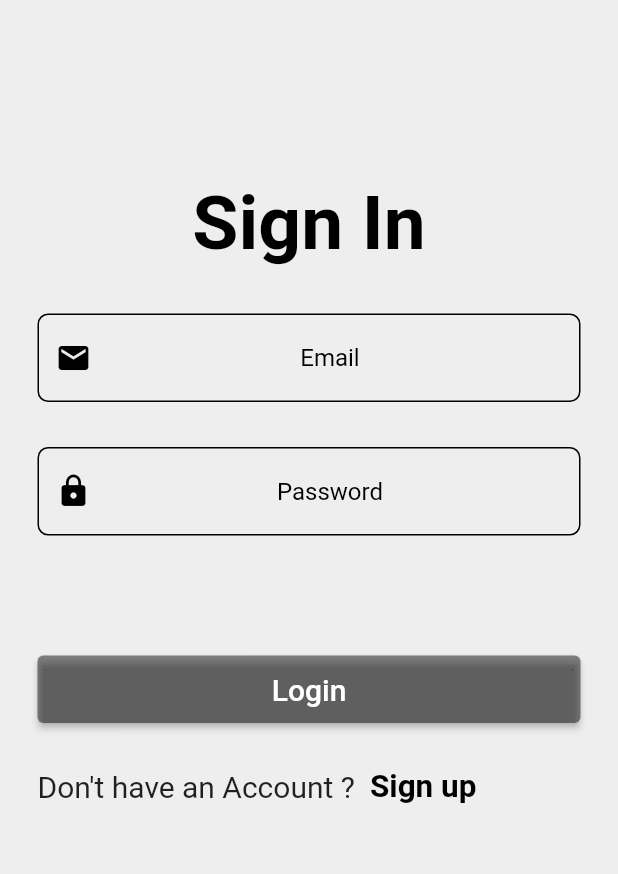
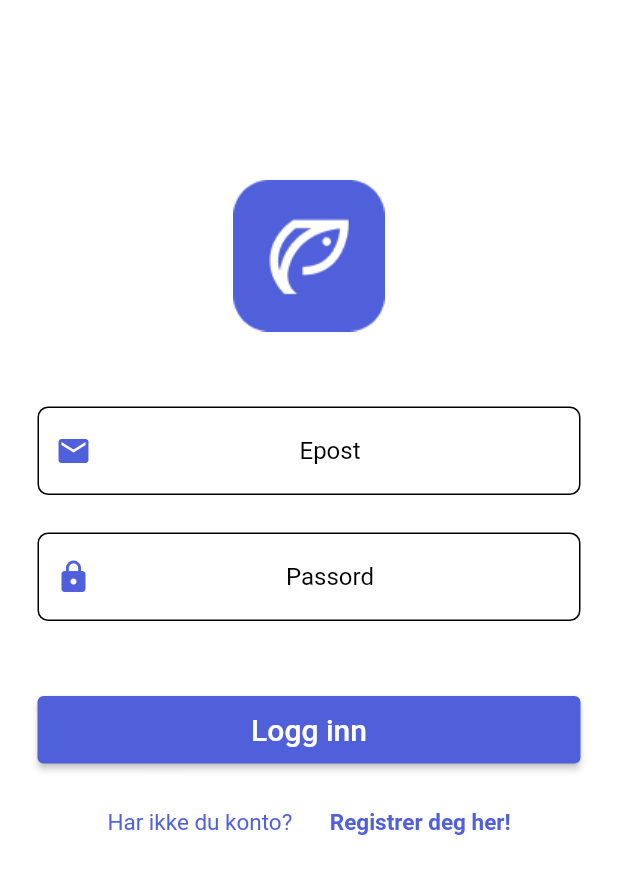
Before and after one commit to omandersen/flutter_instagram, a Flutter app: the screen it shows after launch, on a phone screen of 412 x 824 dp. Shown: the top 874 px of the screen. Run offline on Flutter 3.47's test engine with Material 2 defaults, Android fonts, the phone set to English and light mode, and no system bars; our stand-ins replace firebase_auth, firebase_core; accounts and stored records are empty.

Commit message:
login screen and firebase implementation

```diff
--- a/lib/Component/button.dart
+++ b/lib/Component/button.dart
@@ -1,4 +1,5 @@
 import 'package:flutter/material.dart';
+import 'package:instagram_flutter/Resources/Colors.dart';
 
 class LoginSignupButton extends StatelessWidget {
   final String title;
@@ -22,7 +23,7 @@ class LoginSignupButton extends StatelessWidget {
             ),
           ),
           style: ButtonStyle(
-            backgroundColor: MaterialStateProperty.all(Colors.black45),
+            backgroundColor: MaterialStateProperty.all(fishedBlue),
           ),
         ),
       ),
--- /dev/null
+++ b/lib/Resources/Colors.dart
@@ -0,0 +1,4 @@
+import 'package:flutter/material.dart';
+
+const fishedBlue = Color.fromRGBO(80, 96, 219, 1);
+//const fishedBlue = Color.fromRGBO(255, 255, 255, 1);
--- a/lib/Screens/Home_Screen.dart
+++ b/lib/Screens/Home_Screen.dart
@@ -1,6 +1,8 @@
 import 'package:firebase_auth/firebase_auth.dart';
 import 'package:flutter/material.dart';
+import 'package:instagram_flutter/Resources/Colors.dart';
 import 'Login_Screen.dart';
+import 'package:instagram_flutter/Resources/Colors.dart';
 
 class HomeScreen extends StatefulWidget {
   @override
@@ -17,20 +19,21 @@ class _HomeScreenState extends State<HomeScreen> {
   @override
   Widget build(BuildContext context) {
     return Scaffold(
-      backgroundColor: Colors.grey[200],
+      backgroundColor: Colors.white,
       body: Center(
         child: Column(
           mainAxisAlignment: MainAxisAlignment.center,
           children: [
-            Text('You have logged in Successfuly'),
+            Text('Du er logget inn!'),
             SizedBox(height: 50),
             Container(
               height: 60,
               width: 150,
               child: ElevatedButton(
                   clipBehavior: Clip.hardEdge,
+                  style: ElevatedButton.styleFrom(primary: fishedBlue),
                   child: Center(
-                    child: Text('Log out'),
+                    child: Text('Logg ut'),
                   ),
                   onPressed: () async {
                     await _signOut();
--- a/lib/Screens/Login_Screen.dart
+++ b/lib/Screens/Login_Screen.dart
@@ -1,10 +1,12 @@
 import 'package:flutter/material.dart';
 import 'package:flutter/services.dart';
 import 'package:firebase_auth/firebase_auth.dart';
+import 'package:instagram_flutter/Resources/Colors.dart';
 import '/Component/button.dart';
 import '../constants.dart';
 import 'Home_Screen.dart';
 import 'Register_Screen.dart';
+import 'package:instagram_flutter/Resources/Colors.dart';
 
 class LoginScreen extends StatefulWidget {
   @override
@@ -34,21 +36,15 @@ class _LoginScreenState extends State<LoginScreen> {
                     Container(
                       height: double.infinity,
                       width: double.infinity,
-                      color: Colors.grey[200],
+                      color: Colors.white,
                       child: SingleChildScrollView(
                         padding:
                             EdgeInsets.symmetric(horizontal: 25, vertical: 120),
                         child: Column(
                           mainAxisAlignment: MainAxisAlignment.center,
                           children: [
-                            Text(
-                              "Sign In",
-                              style: TextStyle(
-                                  fontSize: 50,
-                                  color: Colors.black,
-                                  fontWeight: FontWeight.bold),
-                            ),
-                            SizedBox(height: 30),
+                            Image.asset('assets/images/FishedLogo.png'),
+                            SizedBox(height: 50),
                             TextFormField(
                               keyboardType: TextInputType.emailAddress,
                               onChanged: (value) {
@@ -56,24 +52,24 @@ class _LoginScreenState extends State<LoginScreen> {
                               },
                               validator: (value) {
                                 if (value!.isEmpty) {
-                                  return "Please enter Email";
+                                  return "Epost kan ikke være blank!";
                                 }
                               },
                               textAlign: TextAlign.center,
                               decoration: kTextFieldDecoration.copyWith(
-                                hintText: 'Email',
+                                hintText: 'Epost',
                                 prefixIcon: Icon(
                                   Icons.email,
-                                  color: Colors.black,
+                                  color: fishedBlue,
                                 ),
                               ),
                             ),
-                            SizedBox(height: 30),
+                            SizedBox(height: 25),
                             TextFormField(
                               obscureText: true,
                               validator: (value) {
                                 if (value!.isEmpty) {
-                                  return "Please enter Password";
+                                  return "Passord kan ikke være blankt!";
                                 }
                               },
                               onChanged: (value) {
@@ -81,15 +77,15 @@ class _LoginScreenState extends State<LoginScreen> {
                               },
                               textAlign: TextAlign.center,
                               decoration: kTextFieldDecoration.copyWith(
-                                  hintText: 'Password',
+                                  hintText: 'Passord',
                                   prefixIcon: Icon(
                                     Icons.lock,
-                                    color: Colors.black,
+                                    color: fishedBlue,
                                   )),
                             ),
-                            SizedBox(height: 80),
+                            SizedBox(height: 50),
                             LoginSignupButton(
-                              title: 'Login',
+                              title: 'Logg inn',
                               ontapp: () async {
                                 if (formkey.currentState!.validate()) {
                                   setState(() {
@@ -112,14 +108,16 @@ class _LoginScreenState extends State<LoginScreen> {
                                     showDialog(
                                       context: context,
                                       builder: (ctx) => AlertDialog(
-                                        title: Text("Ops! Login Failed"),
+                                        title: Text(
+                                            "Noe gikk galt, innlogging feilet!"),
                                         content: Text('${e.message}'),
                                         actions: [
                                           TextButton(
                                             onPressed: () {
                                               Navigator.of(ctx).pop();
                                             },
-                                            child: Text('Okay'),
+                                            child:
+                                                Text('Innlogging vellykket!'),
                                           )
                                         ],
                                       ),
@@ -142,21 +140,22 @@ class _LoginScreenState extends State<LoginScreen> {
                                 );
                               },
                               child: Row(
+                                mainAxisAlignment: MainAxisAlignment.center,
                                 children: [
                                   Text(
-                                    "Don't have an Account ?",
+                                    "Har ikke du konto?",
                                     style: TextStyle(
-                                        fontSize: 20, color: Colors.black87),
+                                        fontSize: 15, color: fishedBlue),
                                   ),
-                                  SizedBox(width: 10),
+                                  SizedBox(width: 25),
                                   Hero(
                                     tag: '1',
                                     child: Text(
-                                      'Sign up',
+                                      'Registrer deg her!',
                                       style: TextStyle(
-                                          fontSize: 21,
+                                          fontSize: 15,
                                           fontWeight: FontWeight.bold,
-                                          color: Colors.black),
+                                          color: fishedBlue),
                                     ),
                                   )
                                 ],
--- a/lib/Screens/Register_Screen.dart
+++ b/lib/Screens/Register_Screen.dart
@@ -1,6 +1,7 @@
 import 'package:firebase_auth/firebase_auth.dart';
 import 'package:flutter/material.dart';
 import 'package:flutter/services.dart';
+import 'package:instagram_flutter/Resources/Colors.dart';
 import '/Component/button.dart';
 
 import '../constants.dart';
@@ -22,12 +23,12 @@ class _SignupScreenState extends State<SignupScreen> {
   Widget build(BuildContext context) {
     return Scaffold(
       appBar: AppBar(
-        backgroundColor: Colors.grey[200],
+        backgroundColor: Colors.white,
         elevation: 0,
         leading: IconButton(
           icon: Icon(
             Icons.arrow_back_ios,
-            color: Colors.black,
+            color: fishedBlue,
             size: 30,
           ),
           onPressed: () => Navigator.of(context).pop(),
@@ -46,7 +47,7 @@ class _SignupScreenState extends State<SignupScreen> {
                     Container(
                       height: double.infinity,
                       width: double.infinity,
-                      color: Colors.grey[200],
+                      color: Colors.white,
                       child: SingleChildScrollView(
                         padding:
                             EdgeInsets.symmetric(horizontal: 25, vertical: 120),
@@ -56,10 +57,10 @@ class _SignupScreenState extends State<SignupScreen> {
                             Hero(
                               tag: '1',
                               child: Text(
-                                "Sign up",
+                                "Registrer deg",
                                 style: TextStyle(
                                     fontSize: 30,
-                                    color: Colors.black,
+                                    color: fishedBlue,
                                     fontWeight: FontWeight.bold),
                               ),
                             ),
@@ -70,14 +71,14 @@ class _SignupScreenState extends State<SignupScreen> {
                                 email = value.toString().trim();
                               },
                               validator: (value) => (value!.isEmpty)
-                                  ? ' Please enter email'
+                                  ? 'Epost kan ikke være blank!'
                                   : null,
                               textAlign: TextAlign.center,
                               decoration: kTextFieldDecoration.copyWith(
-                                hintText: 'Enter Your Email',
+                                hintText: 'Velg en epost',
                                 prefixIcon: Icon(
                                   Icons.email,
-                                  color: Colors.black,
+                                  color: fishedBlue,
                                 ),
                               ),
                             ),
@@ -86,7 +87,7 @@ class _SignupScreenState extends State<SignupScreen> {
                               obscureText: true,
                               validator: (value) {
                                 if (value!.isEmpty) {
-                                  return "Please enter Password";
+                                  return "Passord kan ikke være blankt!";
                                 }
                               },
                               onChanged: (value) {
@@ -94,15 +95,15 @@ class _SignupScreenState extends State<SignupScreen> {
                               },
                               textAlign: TextAlign.center,
                               decoration: kTextFieldDecoration.copyWith(
-                                  hintText: 'Choose a Password',
+                                  hintText: 'Velg et passord',
                                   prefixIcon: Icon(
                                     Icons.lock,
-                                    color: Colors.black,
+                                    color: fishedBlue,
                                   )),
                             ),
                             SizedBox(height: 80),
                             LoginSignupButton(
-                              title: 'Register',
+                              title: 'Registrer',
                               ontapp: () async {
                                 if (formkey.currentState!.validate()) {
                                   setState(() {
--- a/lib/main.dart
+++ b/lib/main.dart
@@ -1,6 +1,5 @@
 import 'package:flutter/material.dart';
 import 'package:firebase_core/firebase_core.dart';
-
 import 'Screens/Login_Screen.dart';
 
 void main() async {
```
Also changed, not shown: pubspec.yaml (+4 -3 lines), assets/images/FishedLogo.png (added).
